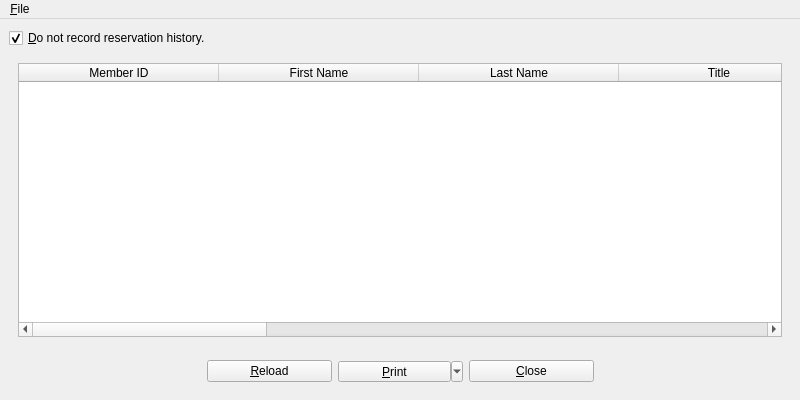
The window that UI/biblioteq_history.ui (textbrowser/biblioteq) describes before a commit, drawn with Qt 5.
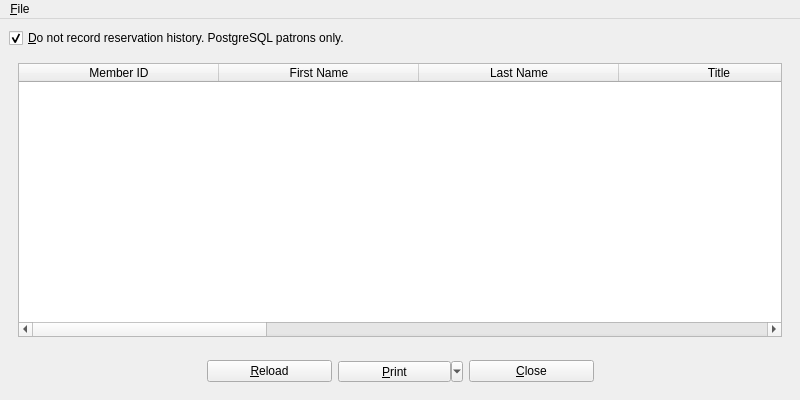
The same window after the commit. Icons and pictures are not drawn.

What changed in the file:
```diff
--- a/UI/biblioteq_history.ui
+++ b/UI/biblioteq_history.ui
@@ -22,7 +22,7 @@
     <item>
      <widget class="QCheckBox" name="dnt">
       <property name="text">
-       <string>&amp;Do not record reservation history.</string>
+       <string>&amp;Do not record reservation history. PostgreSQL patrons only.</string>
       </property>
       <property name="checked">
        <bool>true</bool>
```
Left out of the diff: 2 changed lines with no effect on the pictures.
